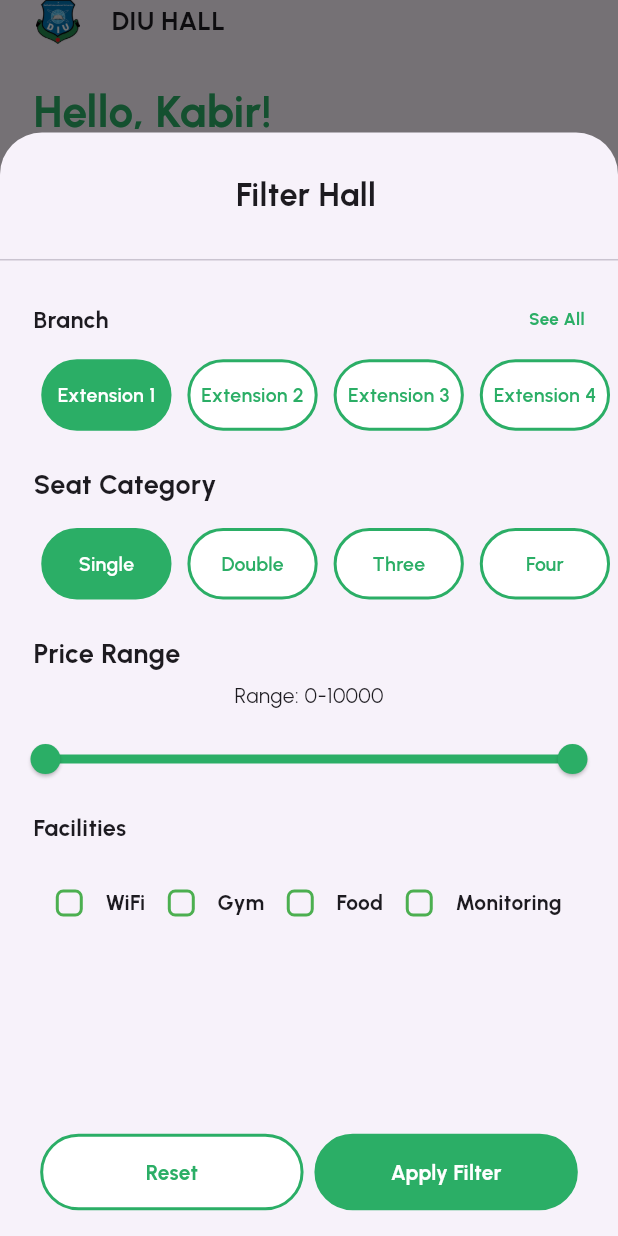
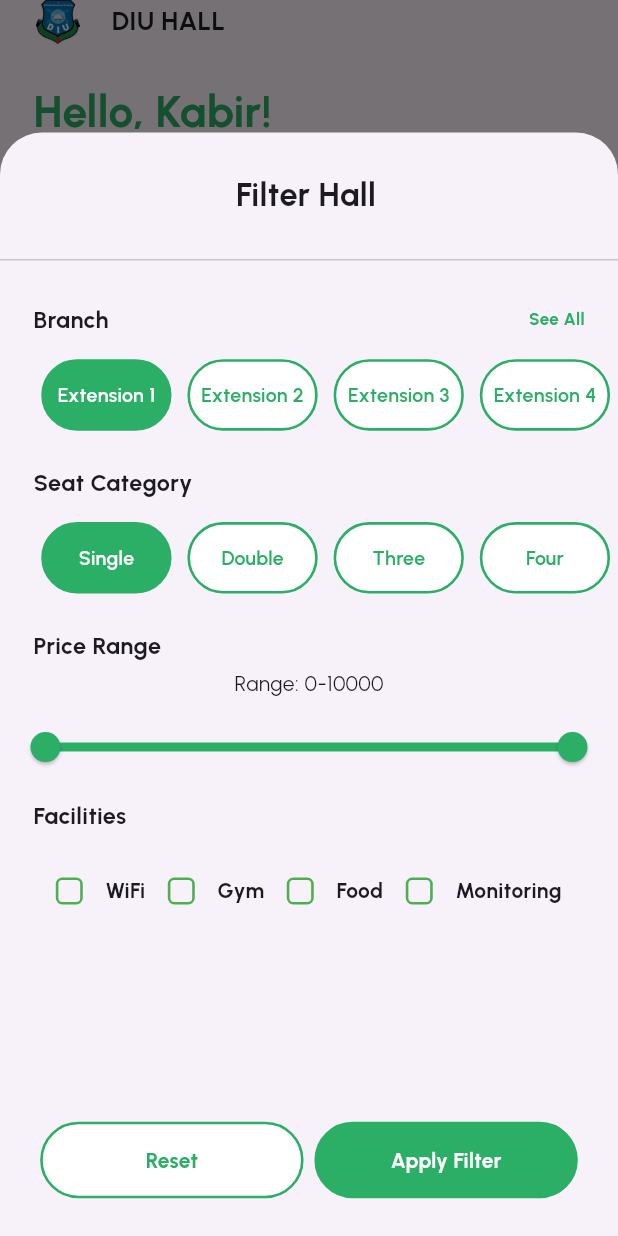
Before and after one commit to FAHIMSHAKIL102/hall_management_ui, a Flutter app: the HomeScreen screen opened directly, after a tap on the "format list bulleted" icon, on a phone screen of 412 x 824 dp. Run offline on Flutter 3.47's test engine with Material 3 defaults, Android fonts, the phone set to English and light mode, and no system bars; our stand-ins replace flutter_screenutil, intl_phone_field, pin_code_fields.

Commit message:
change_mistake

```diff
--- a/lib/custom_widgets/myTextFormfield.dart
+++ b/lib/custom_widgets/myTextFormfield.dart
@@ -45,11 +45,11 @@
           fillColor: Color(0xffF2F2F2),
           enabledBorder: OutlineInputBorder(
             borderSide: BorderSide(color: Color(0xffF2F2F2)),
-            borderRadius: BorderRadius.circular(10),
+            borderRadius: BorderRadius.circular(10.r),
           ),
           focusedBorder: OutlineInputBorder(
             borderSide: BorderSide(color: Color(0xff2BAE66)),
-            borderRadius: BorderRadius.circular(10),
+            borderRadius: BorderRadius.circular(10.r),
           ),
         ),
       ),
--- a/lib/custom_widgets/mybutton.dart
+++ b/lib/custom_widgets/mybutton.dart
@@ -15,7 +15,7 @@
         width: 381.w,
         decoration: BoxDecoration(
           color: Color(0xff2BAE66),
-          borderRadius: BorderRadius.circular(35),
+          borderRadius: BorderRadius.circular(35.r),
         ),
         child: Center(
           child: Text(
--- a/lib/custom_widgets/mybutton_w124.dart
+++ b/lib/custom_widgets/mybutton_w124.dart
@@ -23,9 +23,9 @@
         height: 38.h,
         width: 124.w,
         decoration: BoxDecoration(
-          border: Border.all(color: Color(0xff2BAE66), width: 2),
+          border: Border.all(color: Color(0xff2BAE66), width: 2.r),
           color: isSelected ? Color(0xff2BAE66) : Color(0xffFFFFFF),
-          borderRadius: BorderRadius.circular(25),
+          borderRadius: BorderRadius.circular(25.r),
         ),
         child: Center(
           child: Text(
--- a/lib/custom_widgets/mybutton_w220.dart
+++ b/lib/custom_widgets/mybutton_w220.dart
@@ -15,7 +15,7 @@
         width: 220.w,
         decoration: BoxDecoration(
           color: Color(0xff2BAE66),
-          borderRadius: BorderRadius.circular(35),
+          borderRadius: BorderRadius.circular(35.r),
         ),
         child: Center(
           child: Text(
--- a/lib/custom_widgets/mybutton_w90.dart
+++ b/lib/custom_widgets/mybutton_w90.dart
@@ -23,9 +23,9 @@
         height: 55.h,
         width: 90.w,
         decoration: BoxDecoration(
-          border: Border.all(color: Color(0xff2BAE66), width: 2),
+          border: Border.all(color: Color(0xff2BAE66), width: 2.r),
           color: isSelected ? Color(0xff2BAE66) : Color(0xffFFFFFF),
-          borderRadius: BorderRadius.circular(35),
+          borderRadius: BorderRadius.circular(35.r),
         ),
         child: Center(
           child: Text(
--- a/lib/pages/home_screen.dart
+++ b/lib/pages/home_screen.dart
@@ -103,7 +103,7 @@
             ),
           ),
           bottom: PreferredSize(
-            preferredSize: Size.fromHeight(40),
+            preferredSize: Size.fromHeight(40.h),
             child: Consumer<ButtonColorProvider>(
               builder: (context, provider, child) {
                 return TabBar(
@@ -239,7 +239,7 @@
                 margin: EdgeInsets.only(top: 27.h, left: 23.w),
                 child: Text(
                   'Seat Category',
-                  style: TextStyle(fontSize: 18, fontWeight: FontWeight.w700),
+                  style: TextStyle(fontSize: 18.sp, fontWeight: FontWeight.w700),
                 ),
               ),
               Consumer<ButtonThreeColorProvider>(
@@ -285,11 +285,11 @@
                 margin: EdgeInsets.only(top: 27.h, left: 23.w),
                 child: Text(
                   'Price Range',
-                  style: TextStyle(fontSize: 18, fontWeight: FontWeight.w700),
+                  style: TextStyle(fontSize: 18.sp, fontWeight: FontWeight.w700),
                 ),
               ),
               Container(
-                margin: EdgeInsets.all(5.r),
+                margin: EdgeInsets.all(5).r,
                 child: Column(
                   children: [
                     Consumer<RangeSliderProvider>(
@@ -343,7 +343,7 @@
                       children: facilities.map((facility) {
                         final isSelected = provider.isSelected(facility);
                         return InkWell(
-                          borderRadius: BorderRadius.circular(6),
+                          borderRadius: BorderRadius.circular(6.r),
                           onTap: () => provider.toggleFacility(facility),
                           child: Row(
                             children: [
@@ -353,9 +353,9 @@
                                     provider.toggleFacility(facility),
                                 activeColor: Colors.green,
                                 checkColor: Colors.white,
-                                side: BorderSide(color: Colors.green, width: 2),
+                                side: BorderSide(color: Colors.green, width: 2.r),
                                 shape: RoundedRectangleBorder(
-                                  borderRadius: BorderRadius.circular(5),
+                                  borderRadius: BorderRadius.circular(5.r),
                                 ),
                               ),
                               Text(
@@ -380,8 +380,8 @@
                       height: 59.h,
                       width: 182.w,
                       decoration: BoxDecoration(
-                        borderRadius: BorderRadius.circular(30),
-                        border: Border.all(color: Color(0xff2BAE66), width: 2),
+                        borderRadius: BorderRadius.circular(30.r),
+                        border: Border.all(color: Color(0xff2BAE66), width: 2.r),
                         color: Color(0xffFFFFFF),
                       ),
                       child: Center(
@@ -406,10 +406,10 @@
                         height: 59.h,
                         width: 182.w,
                         decoration: BoxDecoration(
-                          borderRadius: BorderRadius.circular(30),
+                          borderRadius: BorderRadius.circular(30.r),
                           border: Border.all(
                             color: Color(0xff2BAE66),
-                            width: 2,
+                            width: 2.r,
                           ),
                           color: Color(0xff2BAE66),
                         ),
@@ -465,7 +465,7 @@
                         fit: BoxFit.cover,
                         image: AssetImage('assets/images/Room.png'),
                       ),
-                      borderRadius: BorderRadius.circular(45),
+                      borderRadius: BorderRadius.circular(45.r),
                     ),
                   );
                 },
@@ -502,9 +502,9 @@
                 child: Container(
                   margin: EdgeInsets.only(bottom: 20.h),
                   height: 141.h,
-                  width: 381.h,
+                  width: 381.w,
                   decoration: BoxDecoration(
-                    borderRadius: BorderRadius.circular(20),
+                    borderRadius: BorderRadius.circular(20.r),
                     color: Color(0xffFFFFFF),
                   ),
                   child: Row(
@@ -514,7 +514,7 @@
                         height: 100.h,
                         width: 100.w,
                         decoration: BoxDecoration(
-                          borderRadius: BorderRadius.circular(20),
+                          borderRadius: BorderRadius.circular(20.r),
                           image: DecorationImage(
                             fit: BoxFit.cover,
                             image: AssetImage('assets/images/Room2.png'),
```
Also changed, not shown: lib/main.dart (+9 -6 lines).
